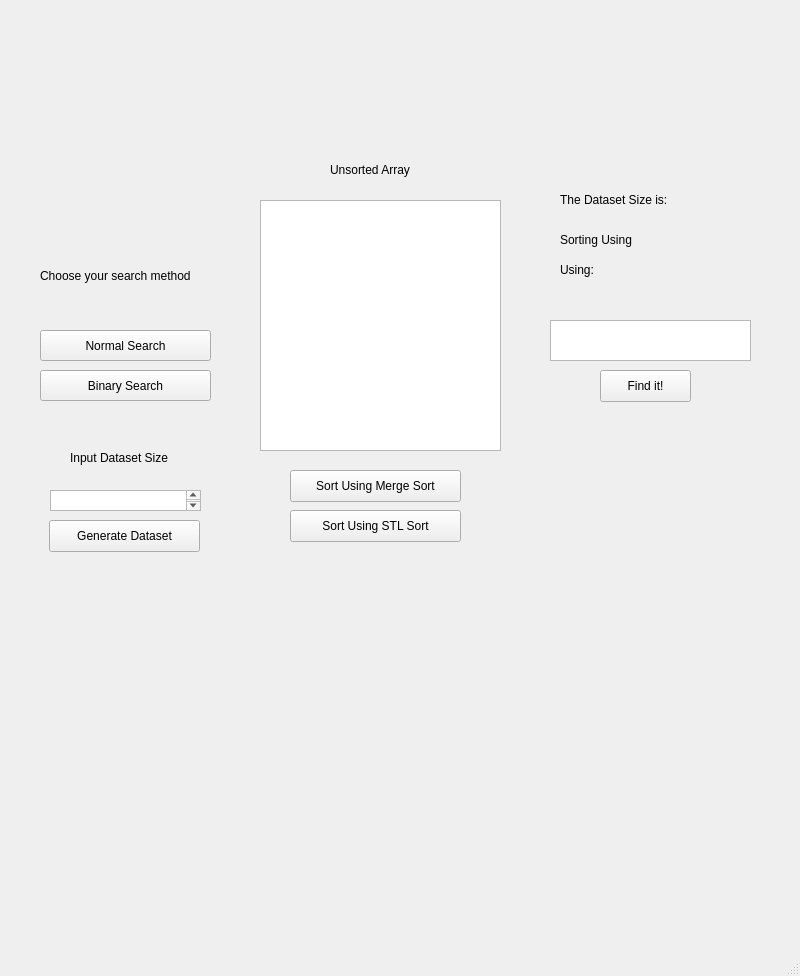
Old version of the form mainwindow.ui in the repository KareemElnaghy/LabAssignment.
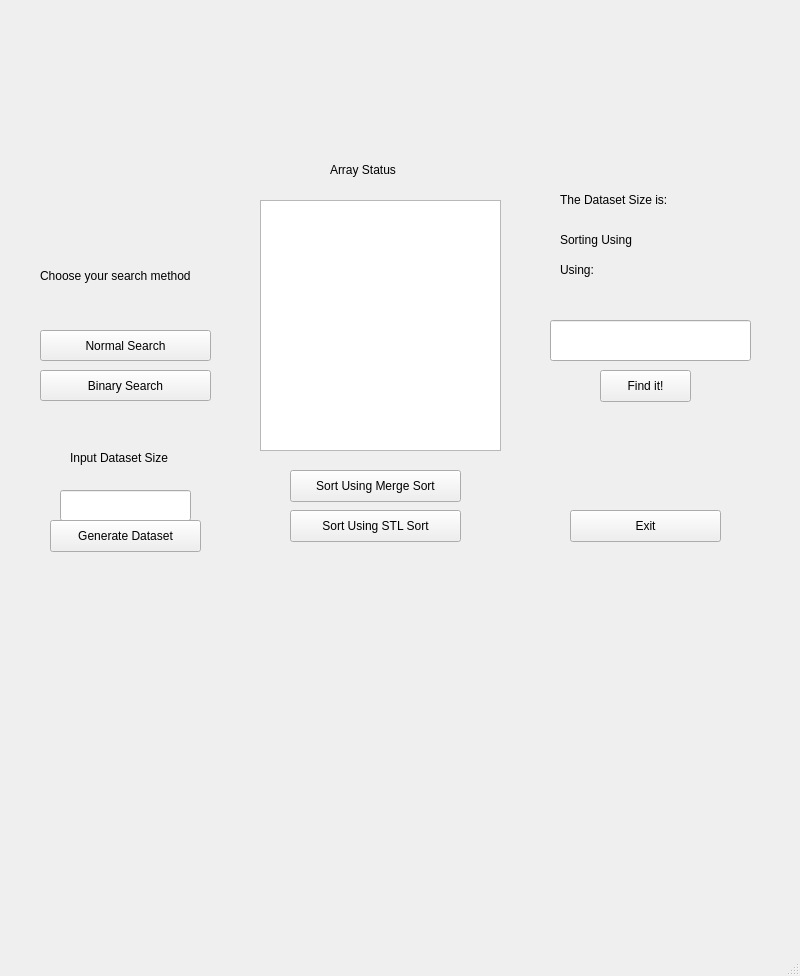
New version of the form.

```diff
--- a/mainwindow.ui
+++ b/mainwindow.ui
@@ -69,7 +69,7 @@
    <widget class="QPushButton" name="generate_button">
     <property name="geometry">
      <rect>
-      <x>49</x>
+      <x>50</x>
       <y>520</y>
       <width>151</width>
       <height>32</height>
@@ -79,16 +79,6 @@
      <string>Generate Dataset</string>
     </property>
    </widget>
-   <widget class="QTextEdit" name="size_Text">
-    <property name="geometry">
-     <rect>
-      <x>50</x>
-      <y>490</y>
-      <width>151</width>
-      <height>21</height>
-     </rect>
-    </property>
-   </widget>
    <widget class="QLabel" name="status_Label">
     <property name="geometry">
      <rect>
@@ -99,7 +89,7 @@
      </rect>
     </property>
     <property name="text">
-     <string>Unsorted Array</string>
+     <string>Array Status</string>
     </property>
    </widget>
    <widget class="QListWidget" name="listWidget">
@@ -143,7 +133,7 @@
      <rect>
       <x>560</x>
       <y>190</y>
-      <width>151</width>
+      <width>221</width>
       <height>20</height>
      </rect>
     </property>
@@ -156,7 +146,7 @@
      <rect>
       <x>560</x>
       <y>230</y>
-      <width>151</width>
+      <width>221</width>
       <height>20</height>
      </rect>
     </property>
@@ -169,7 +159,7 @@
      <rect>
       <x>560</x>
       <y>260</y>
-      <width>151</width>
+      <width>211</width>
       <height>20</height>
      </rect>
     </property>
@@ -177,16 +167,6 @@
      <string>Using: </string>
     </property>
    </widget>
-   <widget class="QTextEdit" name="search_TextEdit">
-    <property name="geometry">
-     <rect>
-      <x>550</x>
-      <y>320</y>
-      <width>201</width>
-      <height>41</height>
-     </rect>
-    </property>
-   </widget>
    <widget class="QPushButton" name="findIt_button">
     <property name="geometry">
      <rect>
@@ -200,6 +180,52 @@
      <string>Find it!</string>
     </property>
    </widget>
+   <widget class="QLineEdit" name="size_line_edit">
+    <property name="geometry">
+     <rect>
+      <x>60</x>
+      <y>490</y>
+      <width>131</width>
+      <height>31</height>
+     </rect>
+    </property>
+   </widget>
+   <widget class="QLineEdit" name="targetVal_text_edit">
+    <property name="geometry">
+     <rect>
+      <x>550</x>
+      <y>320</y>
+      <width>201</width>
+      <height>41</height>
+     </rect>
+    </property>
+   </widget>
+   <widget class="QLabel" name="error_label">
+    <property name="geometry">
+     <rect>
+      <x>260</x>
+      <y>540</y>
+      <width>481</width>
+      <height>41</height>
+     </rect>
+    </property>
+    <property name="text">
+     <string/>
+    </property>
+   </widget>
+   <widget class="QPushButton" name="exit_Button">
+    <property name="geometry">
+     <rect>
+      <x>570</x>
+      <y>510</y>
+      <width>151</width>
+      <height>32</height>
+     </rect>
+    </property>
+    <property name="text">
+     <string>Exit</string>
+    </property>
+   </widget>
   </widget>
   <widget class="QMenuBar" name="menubar">
    <property name="geometry">
```
Left out of the diff: 2 changed lines with no effect on the pictures.
